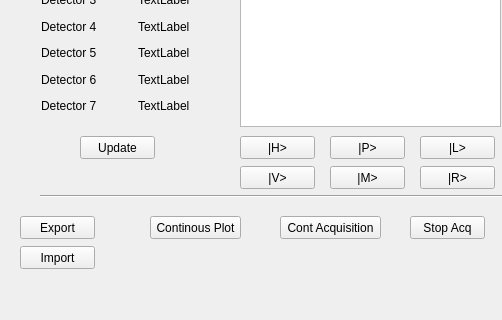
Above: untitled2.ui from ave91/untitled2 before the change; both pictures show x 0 to 502 and y 101 to 421 of the 922 by 421 pixel window. Below: the same form after it.
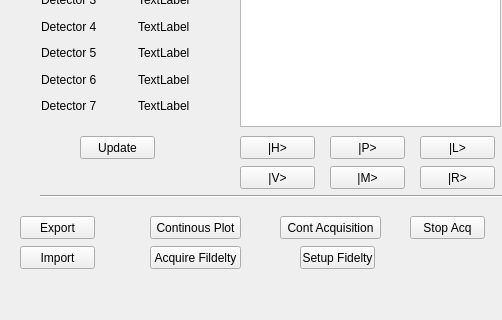
That is the form after the change.

Patch:
```diff
--- a/untitled2.ui
+++ b/untitled2.ui
@@ -507,6 +507,32 @@
      <string>Talk with Pol Mod</string>
     </property>
    </widget>
+   <widget class="QPushButton" name="fideltyButton">
+    <property name="geometry">
+     <rect>
+      <x>150</x>
+      <y>330</y>
+      <width>91</width>
+      <height>23</height>
+     </rect>
+    </property>
+    <property name="text">
+     <string>Acquire Fildelty</string>
+    </property>
+   </widget>
+   <widget class="QPushButton" name="setfidelButton">
+    <property name="geometry">
+     <rect>
+      <x>300</x>
+      <y>330</y>
+      <width>75</width>
+      <height>23</height>
+     </rect>
+    </property>
+    <property name="text">
+     <string>Setup Fidelty</string>
+    </property>
+   </widget>
   </widget>
   <widget class="QMenuBar" name="menuBar">
    <property name="geometry">
```
